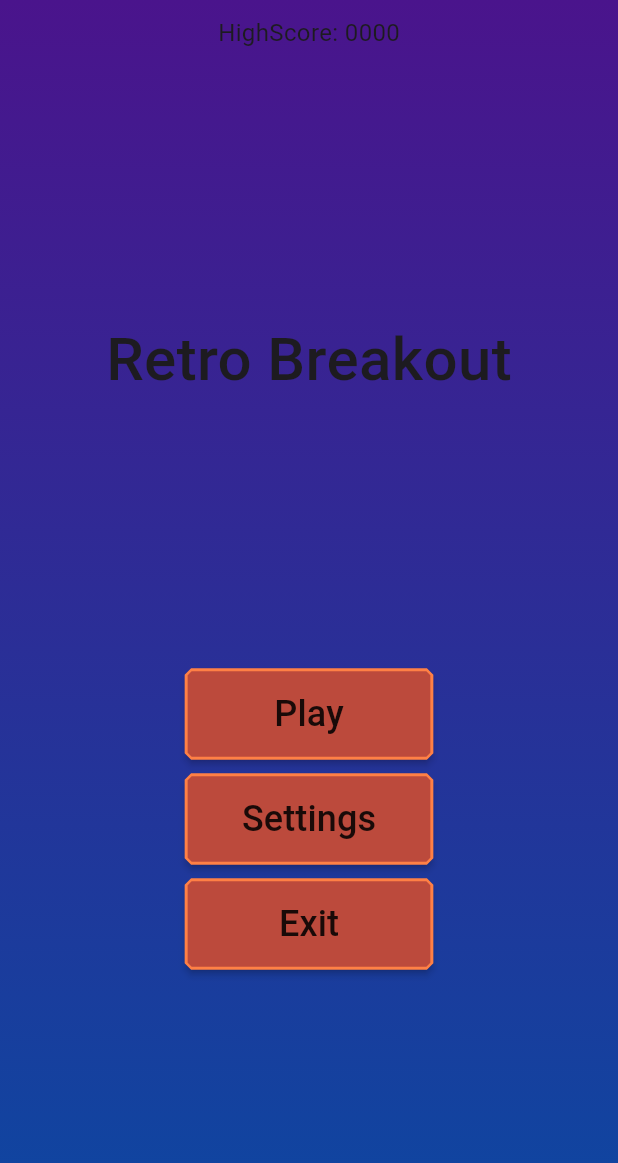
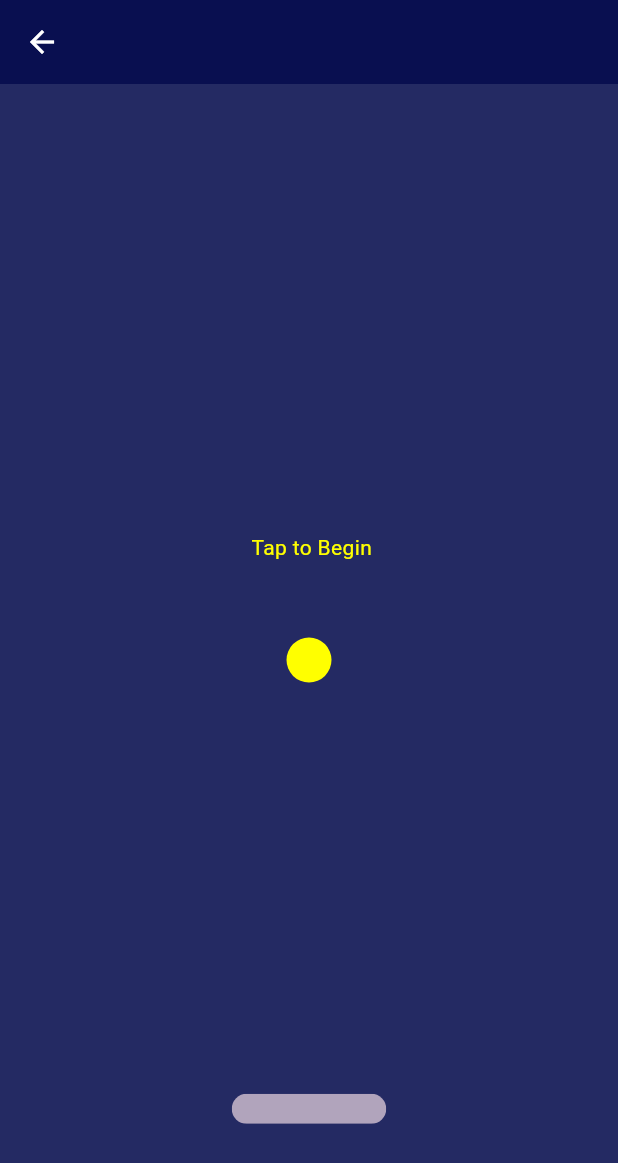
Before and after one commit to hngx-org/Team-Vibrant-Breakout, a Flutter app: the screen it shows after launch, on a phone screen of 412 x 824 dp. Shown: the top 1163 px of the screen. Run offline on Flutter 3.47's test engine with Material 2 defaults, Android fonts, the phone set to English and light mode, and no system bars; our stand-ins replace flutter_screenutil, get.

Commit message:
changed colors, added a ball and player slab .

```diff
--- a/lib/appTheme/colors.dart
+++ b/lib/appTheme/colors.dart
@@ -1,14 +1,11 @@
 import 'package:flutter/material.dart';
 
-final bgColorGradient = LinearGradient(
-    begin: Alignment.topLeft,
-    end: Alignment.bottomLeft,
-    colors: [
-      Colors.purple.shade900,
-      Colors.blue.shade900,
-    ]);
+final bgColor = Color.fromARGB(223, 5, 11, 77);
 
-const textColor = Colors.brown;
-final shadowColor = Colors.brown.shade200;
-const buttonColor = Color(0XFFBC4A3C);
-const borderSideColor = Color.fromARGB(255, 255, 128, 69);
+const textColor = Colors.white24;
+const colorWhite = Colors.white;
+const colorBlack = Colors.black87;
+final shadowColor = const Color.fromARGB(255, 177, 164, 188);
+const buttonColor = Color(0xFF84FFFF);
+const borderSideColor = Color.fromARGB(255, 6, 86, 236);
+const ballColor = Color(0xFFFFFF00);
--- a/lib/main.dart
+++ b/lib/main.dart
@@ -1,5 +1,9 @@
 import 'package:flutter/material.dart';
-import 'package:team_vibrant_breakout/screens/splash_page.dart';
+import 'package:flutter/services.dart';
+import 'package:team_vibrant_breakout/appTheme/colors.dart';
+import 'package:team_vibrant_breakout/screens/gameScreen.dart';
+import 'package:team_vibrant_breakout/screens/starterPage.dart';
+import 'package:team_vibrant_breakout/screens/splashScreen.dart';
 
 void main() {
   runApp(const MyApp());
@@ -14,10 +18,15 @@ class MyApp extends StatelessWidget {
     return MaterialApp(
       title: 'Flutter Demo',
       theme: ThemeData(
+        appBarTheme: AppBarTheme(
+            systemOverlayStyle: SystemUiOverlayStyle(
+                statusBarColor: bgColor,
+                statusBarIconBrightness: Brightness.light)),
         colorScheme: ColorScheme.fromSeed(seedColor: Colors.deepPurple),
         useMaterial3: true,
       ),
-      home: const SplashPage(),
+      debugShowCheckedModeBanner: false,
+      home: const GameScreen(),
     );
   }
 }
--- /dev/null
+++ b/lib/screens/gameScreen.dart
@@ -0,0 +1,101 @@
+import 'dart:async';
+
+import 'package:flutter/material.dart';
+import 'package:flutter/scheduler.dart';
+import 'package:flutter/services.dart';
+import 'package:get/get.dart';
+import 'package:get/get_connect/http/src/utils/utils.dart';
+import 'package:team_vibrant_breakout/appTheme/colors.dart';
+import 'package:team_vibrant_breakout/constants/animation_constant.dart';
+import 'package:team_vibrant_breakout/widgets/ball.dart';
+import 'package:team_vibrant_breakout/widgets/coverScreen.dart';
+import 'package:team_vibrant_breakout/widgets/player.dart';
+
+class GameScreen extends StatefulWidget {
+  const GameScreen({super.key});
+
+  @override
+  State<GameScreen> createState() => _GameScreenState();
+}
+
+class _GameScreenState extends State<GameScreen> {
+  double xBall = 0;
+  double yBall = 0;
+
+//game settings
+  bool hasGameBegan = false;
+
+  //variables for player
+  double xPlayer = 0;
+  double playerWidth = 0.5;
+
+  void beginGame() {
+    hasGameBegan = true;
+    Timer.periodic(Duration(milliseconds: 15), (timer) {
+      setState(() {
+        yBall -= 0.01;
+      });
+    });
+  }
+
+  //move the player left
+  void moveLeft() {
+    setState(() {
+      xPlayer -= 0.2;
+    });
+  }
+
+  //move the player right
+  void moveRight() {
+    setState(() {
+      xPlayer += 0.2;
+    });
+  }
+
+  @override
+  Widget build(BuildContext context) {
+    return RawKeyboardListener(
+      focusNode: FocusNode(),
+      autofocus: true,
+      onKey: (RawKeyEvent event) {
+        if (event.isKeyPressed(LogicalKeyboardKey.arrowLeft)) {
+          moveLeft();
+        } else if (event.isKeyPressed(LogicalKeyboardKey.arrowRight)) {
+          moveRight();
+        }
+      },
+      child: GestureDetector(
+        onTap: beginGame,
+        child: Scaffold(
+          appBar: AppBar(
+            backgroundColor: bgColor,
+            leading: IconButton(
+              icon: Icon(
+                Icons.arrow_back,
+                color: colorWhite,
+              ),
+              onPressed: Navigator.of(context).pop,
+            ),
+          ),
+          backgroundColor: bgColor,
+          body: Center(
+            child: Stack(
+              children: [
+                //tap to play
+                CoverScreen(
+                  hasGameBegan: hasGameBegan,
+                ),
+                //ball
+
+                MyBall(xBall: xBall, yBall: yBall),
+
+                //player
+                Player(xPlayer: xPlayer, playerWidth: playerWidth)
+              ],
+            ),
+          ),
+        ),
+      ),
+    );
+  }
+}
--- /dev/null
+++ b/lib/widgets/ball.dart
@@ -0,0 +1,20 @@
+import 'package:flutter/material.dart';
+import 'package:team_vibrant_breakout/appTheme/colors.dart';
+
+class MyBall extends StatelessWidget {
+  final double xBall;
+  final double yBall;
+  const MyBall({required this.xBall, required this.yBall, super.key});
+
+  @override
+  Widget build(BuildContext context) {
+    return Container(
+      alignment: Alignment(xBall, yBall),
+      child: Container(
+        width: 30,
+        height: 30,
+        decoration: BoxDecoration(shape: BoxShape.circle, color: ballColor),
+      ),
+    );
+  }
+}
--- /dev/null
+++ b/lib/widgets/coverScreen.dart
@@ -0,0 +1,20 @@
+import 'package:flutter/material.dart';
+import 'package:team_vibrant_breakout/appTheme/colors.dart';
+
+class CoverScreen extends StatelessWidget {
+  final bool hasGameBegan;
+  const CoverScreen({required this.hasGameBegan, key});
+
+  @override
+  Widget build(BuildContext context) {
+    return hasGameBegan
+        ? Container()
+        : Container(
+            alignment: Alignment(0, -0.2),
+            child: Text(
+              ' Tap to Begin',
+              style: TextStyle(color: ballColor),
+            ),
+          );
+  }
+}
--- /dev/null
+++ b/lib/widgets/player.dart
@@ -0,0 +1,26 @@
+import 'package:flutter/material.dart';
+import 'package:team_vibrant_breakout/appTheme/colors.dart';
+
+class Player extends StatelessWidget {
+  final xPlayer;
+
+  //
+  final playerWidth;
+
+  const Player({required this.xPlayer, required this.playerWidth, super.key});
+
+  @override
+  Widget build(BuildContext context) {
+    return Container(
+      alignment: Alignment(xPlayer, 0.8),
+      child: ClipRRect(
+        borderRadius: BorderRadius.circular(10),
+        child: Container(
+          color: shadowColor,
+          height: 20,
+          width: MediaQuery.of(context).size.width * playerWidth / 2,
+        ),
+      ),
+    );
+  }
+}
```
Also changed, not shown: lib/screens/splashScreen.dart (added, +95 -0 lines), lib/screens/starterPage.dart (added, +244 -0 lines).
